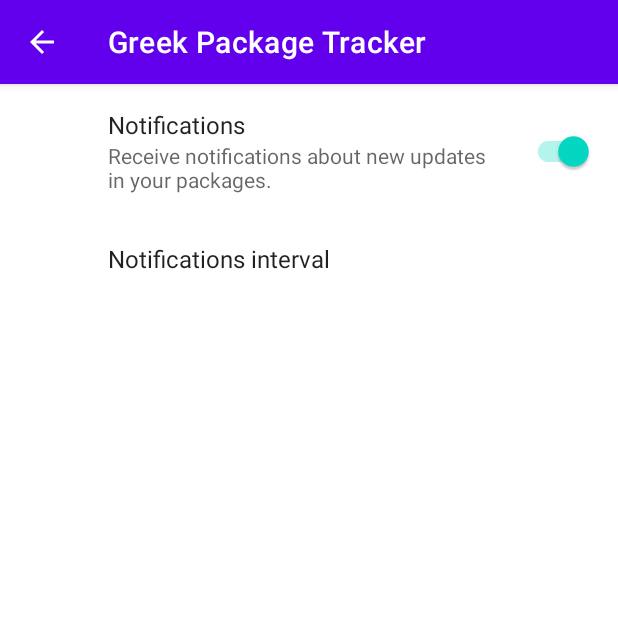
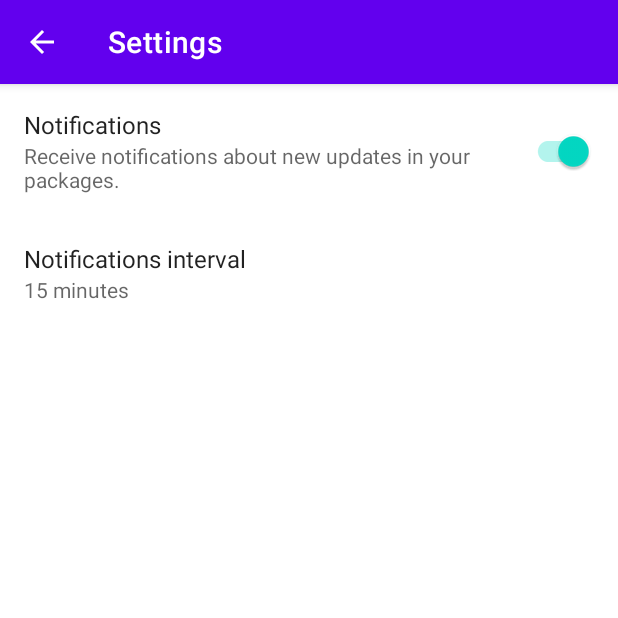
Before and after one commit to spgrvl/package-tracker-app, an Android app: the SettingsActivity screen opened directly, with no data from a screen before it, on a phone screen of 412 x 824 dp, the top half of it. Run offline under Robolectric (Android 15) with nearby library versions, the phone set to English and light mode, and no system bars; our stand-ins replace androidx.preference.

Commit message:
Fixed bug with default settings value that was causing crash on fresh app installations. Fixed bug with back button in options menu of Settings page not performing any action. Fixed bug on UI action that was causing crashes on devices with low API level. Removed empty space that was reserved for icons in Settings page. Added title in Settings page.

```diff
--- a/app/build.gradle
+++ b/app/build.gradle
@@ -10,8 +10,8 @@ android {
         applicationId "com.spgrvl.packagetracker"
         minSdkVersion 24
         targetSdkVersion 30
-        versionCode 8
-        versionName "1.6"
+        versionCode 9
+        versionName "1.6.1"
 
         testInstrumentationRunner "androidx.test.runner.AndroidJUnitRunner"
     }
--- a/app/src/main/java/com/spgrvl/packagetracker/MainActivity.java
+++ b/app/src/main/java/com/spgrvl/packagetracker/MainActivity.java
@@ -117,10 +117,10 @@ public class MainActivity extends AppCompatActivity implements SwipeRefreshLayou
                 @Override
                 public void run() {
                     showTrackingOnListView();
+                    swipeRefreshLayout.setRefreshing(false);
                 }
             });
         }
-        swipeRefreshLayout.setRefreshing(false);
     }
 
     @Override
--- a/app/src/main/java/com/spgrvl/packagetracker/PackageDetailsActivity.java
+++ b/app/src/main/java/com/spgrvl/packagetracker/PackageDetailsActivity.java
@@ -62,10 +62,10 @@ public class PackageDetailsActivity extends AppCompatActivity implements SwipeRe
                 @Override
                 public void run() {
                     showDetailsOnListView();
+                    swipeRefreshLayout.setRefreshing(false);
                 }
             });
         }
-        swipeRefreshLayout.setRefreshing(false);
     }
 
     @Override
@@ -85,16 +85,12 @@ public class PackageDetailsActivity extends AppCompatActivity implements SwipeRe
                     updateDetails();
                 }
             }).start();
-            return true;
         } else if (itemId == android.R.id.home) {
             finish();
-            return true;
         } else if (itemId == R.id.edit_button) {
             openDialog();
-            return true;
         } else if (itemId == R.id.delete_button) {
             deleteTracking();
-            return true;
         }
         return super.onOptionsItemSelected(item);
     }
--- a/app/src/main/java/com/spgrvl/packagetracker/SettingsActivity.java
+++ b/app/src/main/java/com/spgrvl/packagetracker/SettingsActivity.java
@@ -15,6 +15,8 @@ public class SettingsActivity extends AppCompatActivity {
                 .replace(android.R.id.content, new SettingsFragment())
                 .commit();
 
+        this.setTitle(getString(R.string.settings));
+
         // Show back button on action bar
         Objects.requireNonNull(this.getSupportActionBar()).setDisplayHomeAsUpEnabled(true);
     }
--- a/app/src/main/java/com/spgrvl/packagetracker/SettingsFragment.java
+++ b/app/src/main/java/com/spgrvl/packagetracker/SettingsFragment.java
@@ -20,10 +20,11 @@ public class SettingsFragment extends PreferenceFragmentCompat {
     public static final String PREF_NOTIF = "pref_notif";
     public static final String PREF_NOTIF_INTERVAL = "pref_notif_interval";
     private SharedPreferences.OnSharedPreferenceChangeListener preferenceChangeListener;
+    private Menu menu;
 
     @Override
     public void onCreatePreferences(Bundle savedInstanceState, String rootKey) {
-        setHasOptionsMenu(false);
+        setHasOptionsMenu(true);
         setPreferencesFromResource(R.xml.preferences, rootKey);
 
         preferenceChangeListener = new SharedPreferences.OnSharedPreferenceChangeListener() {
@@ -31,7 +32,7 @@ public class SettingsFragment extends PreferenceFragmentCompat {
             public void onSharedPreferenceChanged(SharedPreferences sharedPreferences, String key) {
                 if (key.equals(PREF_NOTIF) || key.equals(PREF_NOTIF_INTERVAL)) {
                     Toast.makeText(getContext(), R.string.changes_restart_toast, Toast.LENGTH_SHORT).show();
-                    setHasOptionsMenu(true);
+                    menu.findItem(R.id.restart_button).setVisible(true);
                 }
                 if (key.equals(PREF_NOTIF_INTERVAL)) {
                     Preference notifIntervalPref = findPreference(key);
@@ -62,13 +63,17 @@ public class SettingsFragment extends PreferenceFragmentCompat {
 
     @Override
     public void onCreateOptionsMenu(@NonNull Menu menu, @NonNull MenuInflater inflater) {
+        this.menu = menu;
         inflater.inflate(R.menu.settings_action_bar, menu);
+        menu.findItem(R.id.restart_button).setVisible(false);
     }
 
     @Override
     public boolean onOptionsItemSelected(MenuItem item) {
         if (item.getItemId() == R.id.restart_button) {
             triggerRebirth(getContext());
+        } else if (item.getItemId() == android.R.id.home) {
+            getActivity().finish();
         }
         return super.onOptionsItemSelected(item);
     }
--- a/app/src/main/res/values/strings.xml
+++ b/app/src/main/res/values/strings.xml
@@ -24,7 +24,6 @@
     <string name="notif_pref">Notifications</string>
     <string name="notif_pref_summary">Receive notifications about new updates in your packages.</string>
     <string name="notif_interval_pref">Notifications interval</string>
-    <string name="notif_interval_pref_default">15 minutes</string>
     <string name="notif_interval_pref_summary">15 minutes</string>
     <string name="restart">Restart</string>
     <string name="changes_restart_toast">Changes will apply after app restart</string>
--- a/app/src/main/res/xml/preferences.xml
+++ b/app/src/main/res/xml/preferences.xml
@@ -1,11 +1,13 @@
 <?xml version="1.0" encoding="utf-8"?>
-<PreferenceScreen xmlns:android="http://schemas.android.com/apk/res/android">
+<PreferenceScreen xmlns:android="http://schemas.android.com/apk/res/android"
+    xmlns:app="http://schemas.android.com/apk/res-auto">
 
     <SwitchPreferenceCompat
         android:key="pref_notif"
         android:title="@string/notif_pref"
         android:summary="@string/notif_pref_summary"
-        android:defaultValue="true"/>
+        android:defaultValue="true"
+        app:iconSpaceReserved="false"/>
 
     <ListPreference
         android:dependency="pref_notif"
@@ -14,6 +16,7 @@
         android:entries="@array/notif_interval_pref_entries"
         android:entryValues="@array/notif_interval_pref_values"
         android:summary="@string/notif_interval_pref_summary"
-        android:defaultValue="@string/notif_interval_pref_default"/>
+        android:defaultValue="15"
+        app:iconSpaceReserved="false"/>
 
 </PreferenceScreen>
```
